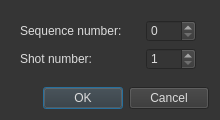
kurzemnieks/re_pipeline, file scripts/ui/shot_dialog.ui: the form before one commit.
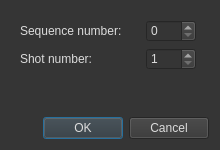
The form after the commit.

Commit message: Fixes. Shot frame range from 1001.

Patch:
```diff
--- a/scripts/ui/shot_dialog.ui
+++ b/scripts/ui/shot_dialog.ui
@@ -7,19 +7,19 @@
     <x>0</x>
     <y>0</y>
     <width>220</width>
-    <height>120</height>
+    <height>150</height>
    </rect>
   </property>
   <property name="minimumSize">
    <size>
     <width>220</width>
-    <height>120</height>
+    <height>150</height>
    </size>
   </property>
   <property name="maximumSize">
    <size>
     <width>220</width>
-    <height>120</height>
+    <height>150</height>
    </size>
   </property>
   <property name="font">
```
The commit also changes 6 other files.
